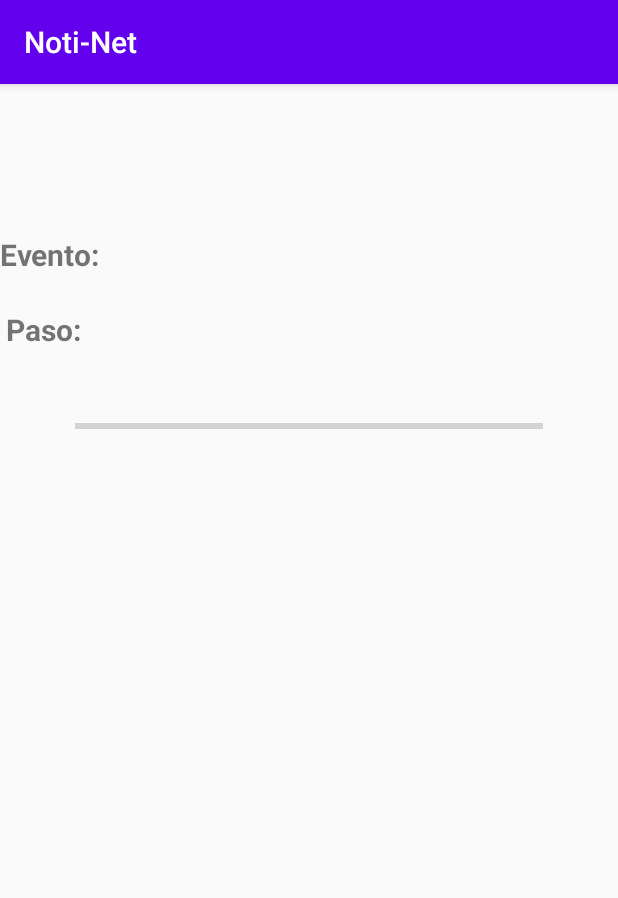
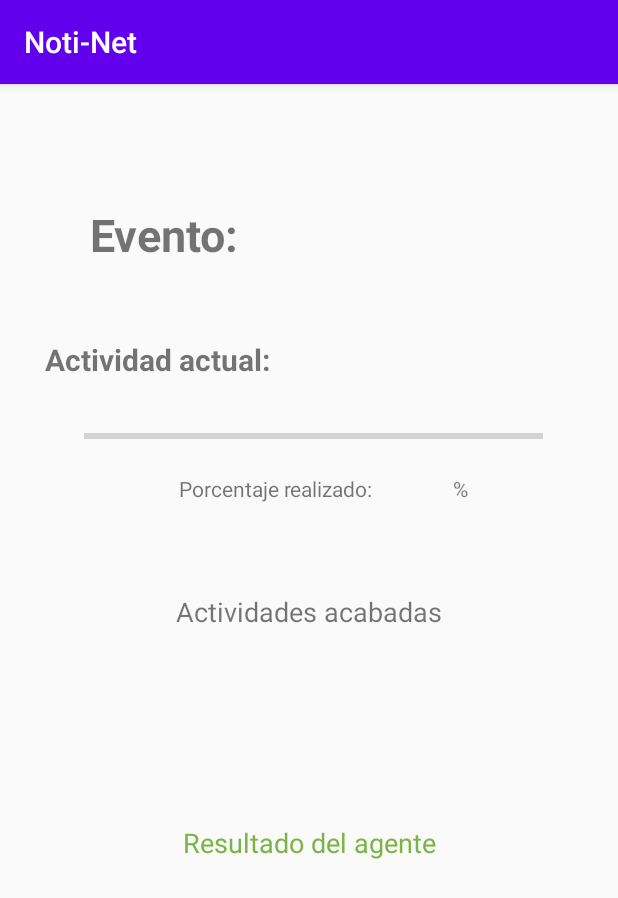
Before and after one commit to AlexanderVerse/Noti-Net, an Android app: the ListEvent screen opened directly, with no data from a screen before it, on a phone screen of 412 x 824 dp. Shown: the top 898 px of the screen. Run offline under Robolectric (Android 15) with nearby library versions, the phone set to English and light mode, and no system bars; 1 statement that could not run was skipped.

Commit message:
WIP: Modifica layout listar eventos

```diff
--- a/app/src/main/java/com/example/noti_net/CreationEvent.java
+++ b/app/src/main/java/com/example/noti_net/CreationEvent.java
@@ -10,7 +10,6 @@ import android.widget.EditText;
 import android.widget.Spinner;
 import android.widget.TextView;
 
-import java.sql.Time;
 import java.util.ArrayList;
 import java.util.Timer;
 import java.util.TimerTask;
@@ -39,7 +38,7 @@ public class CreationEvent extends AppCompatActivity {
         super.onCreate(savedInstanceState);
         setContentView(R.layout.activity_creation_event);
 
-        work = findViewById(R.id.work);
+        work = findViewById(R.id.event);
         step = findViewById(R.id.steps);
         viewSteps = findViewById(R.id.viewSteps);
         String[] group = new String[Creationgroup.group.size()];
--- a/app/src/main/java/com/example/noti_net/ListEvent.java
+++ b/app/src/main/java/com/example/noti_net/ListEvent.java
@@ -7,14 +7,17 @@ import android.os.Bundle;
 import android.view.View;
 import android.widget.ProgressBar;
 import android.widget.TextView;
+import android.widget.Toast;
 
 public class ListEvent extends AppCompatActivity
 {
 
     public static ProgressBar progressBar;
     public static Integer counter = 1;
+    public static Integer porcent;
     public TextView step;
-    public TextView work;
+    public TextView event;
+    public TextView porcentage;
 
     @Override
     protected void onCreate(Bundle savedInstanceState)
@@ -22,14 +25,18 @@ public class ListEvent extends AppCompatActivity
         super.onCreate(savedInstanceState);
         setContentView(R.layout.activity_list_event);
 
-        work = findViewById(R.id.work);
-        work.setText(CreationEvent.nameEvent.get(0));
-        step = findViewById(R.id.step);
+        event = findViewById(R.id.event);
+        event.setText(CreationEvent.nameEvent.get(0));
+        step = findViewById(R.id.activity);
         progressBar = findViewById(R.id.progressBar);
         progressBar.setMax(CreationEvent.numberStepEvent.get(0));
         counter = 1;
+        porcent = 100 / CreationEvent.numberStepEvent.get(0);
         progressBar.setVisibility(View.VISIBLE);
         progressBar.setProgress(0);
+        porcentage = findViewById(R.id.percentage);
+        porcentage.setText(0);
+
         new MyAsyncTask().execute(CreationEvent.numberStepEvent.get(0));
 
     }
@@ -53,11 +60,14 @@ public class ListEvent extends AppCompatActivity
             }
             return "Tarea completa!. =)";
         }
+
         @Override
         protected void onPostExecute(String result)
         {
+            Toast.makeText(ListEvent.this, "Evento terminado con éxito", Toast.LENGTH_LONG).show();
             //ListEvent.progressBar.setVisibility(View.GONE);
         }
+
         @Override
         protected void onPreExecute()
         {
--- a/app/src/main/res/layout/activity_creation_event.xml
+++ b/app/src/main/res/layout/activity_creation_event.xml
@@ -56,7 +56,7 @@
         app:layout_constraintTop_toBottomOf="@+id/textView" />
 
     <EditText
-        android:id="@+id/work"
+        android:id="@+id/event"
         android:layout_width="0dp"
         android:layout_height="wrap_content"
         android:layout_marginStart="30dp"
@@ -81,7 +81,7 @@
         android:inputType="textPersonName"
         app:layout_constraintEnd_toEndOf="parent"
         app:layout_constraintStart_toStartOf="parent"
-        app:layout_constraintTop_toBottomOf="@+id/work" />
+        app:layout_constraintTop_toBottomOf="@+id/event" />
 
     <Button
         android:id="@+id/addStep"
--- a/app/src/main/res/layout/activity_list_event.xml
+++ b/app/src/main/res/layout/activity_list_event.xml
@@ -8,62 +8,133 @@
 
     <ProgressBar
         android:id="@+id/progressBar"
-        style="?android:attr/progressBarStyleHorizontal"
-        android:layout_width="0dp"
-        android:layout_height="wrap_content"
+        style="@style/Widget.AppCompat.ProgressBar.Horizontal"
+        android:layout_width="306dp"
+        android:layout_height="30dp"
         android:layout_marginStart="50dp"
-        android:layout_marginTop="30dp"
+        android:layout_marginTop="10dp"
         android:layout_marginEnd="50dp"
+        android:backgroundTint="#E12727"
+        android:outlineAmbientShadowColor="@color/colorPrimary"
         app:layout_constraintEnd_toEndOf="parent"
         app:layout_constraintHorizontal_bias="1.0"
         app:layout_constraintStart_toStartOf="parent"
-        app:layout_constraintTop_toBottomOf="@+id/step" />
+        app:layout_constraintTop_toBottomOf="@+id/activity" />
+
+    <TextView
+        android:id="@+id/event"
+        android:layout_width="0dp"
+        android:layout_height="40dp"
+        android:layout_marginTop="80dp"
+        android:layout_marginEnd="20dp"
+        android:textSize="24sp"
+        app:layout_constraintEnd_toEndOf="parent"
+        app:layout_constraintHorizontal_bias="0.5"
+        app:layout_constraintStart_toEndOf="@+id/textView4"
+        app:layout_constraintTop_toTopOf="parent" />
 
     <TextView
         android:id="@+id/textView4"
         android:layout_width="wrap_content"
-        android:layout_height="40dp"
-        android:layout_marginTop="100dp"
+        android:layout_height="0dp"
+        android:layout_marginStart="60dp"
+        android:layout_marginTop="80dp"
         android:text="Evento: "
-        android:textSize="20sp"
+        android:textSize="30sp"
         android:textStyle="bold"
-        app:layout_constraintEnd_toStartOf="@+id/work"
+        app:layout_constraintEnd_toStartOf="@+id/event"
         app:layout_constraintHorizontal_bias="0.5"
         app:layout_constraintHorizontal_chainStyle="packed"
         app:layout_constraintStart_toStartOf="parent"
         app:layout_constraintTop_toTopOf="parent" />
 
     <TextView
-        android:id="@+id/work"
-        android:layout_width="0dp"
-        android:layout_height="40dp"
-        android:layout_marginTop="100dp"
-        android:textSize="20sp"
-        app:layout_constraintEnd_toEndOf="parent"
-        app:layout_constraintHorizontal_bias="0.5"
-        app:layout_constraintStart_toEndOf="@+id/textView4"
-        app:layout_constraintTop_toTopOf="parent" />
-
-    <TextView
         android:id="@+id/textView7"
         android:layout_width="wrap_content"
-        android:layout_height="40dp"
-        android:layout_marginStart="4dp"
-        android:layout_marginTop="10dp"
-        android:text="Paso: "
+        android:layout_height="0dp"
+        android:layout_marginStart="30dp"
+        android:layout_marginTop="50dp"
+        android:text="Actividad actual: "
         android:textSize="20sp"
         android:textStyle="bold"
         app:layout_constraintStart_toStartOf="parent"
-        app:layout_constraintTop_toBottomOf="@+id/work" />
+        app:layout_constraintTop_toBottomOf="@+id/event" />
 
     <TextView
-        android:id="@+id/step"
+        android:id="@+id/activity"
         android:layout_width="0dp"
         android:layout_height="40dp"
-        android:layout_marginTop="10dp"
+        android:layout_marginTop="50dp"
         android:layout_marginEnd="10dp"
         android:textSize="20sp"
         app:layout_constraintEnd_toEndOf="parent"
         app:layout_constraintStart_toEndOf="@+id/textView7"
-        app:layout_constraintTop_toBottomOf="@+id/work" />
+        app:layout_constraintTop_toBottomOf="@+id/event" />
+
+    <TextView
+        android:id="@+id/textView6"
+        android:layout_width="wrap_content"
+        android:layout_height="wrap_content"
+        android:layout_marginTop="10dp"
+        android:text="Porcentaje realizado: "
+        app:layout_constraintEnd_toStartOf="@+id/percentage"
+        app:layout_constraintHorizontal_chainStyle="packed"
+        app:layout_constraintStart_toStartOf="parent"
+        app:layout_constraintTop_toBottomOf="@+id/progressBar" />
+
+    <TextView
+        android:id="@+id/percentage"
+        android:layout_width="50dp"
+        android:layout_height="wrap_content"
+        android:layout_marginTop="10dp"
+        app:layout_constraintStart_toEndOf="@+id/textView6"
+        app:layout_constraintTop_toBottomOf="@+id/progressBar" />
+
+    <TextView
+        android:id="@+id/performedActivity"
+        android:layout_width="0dp"
+        android:layout_height="wrap_content"
+        android:layout_marginStart="60dp"
+        android:layout_marginTop="10dp"
+        android:layout_marginEnd="60dp"
+        app:layout_constraintEnd_toEndOf="parent"
+        app:layout_constraintStart_toStartOf="parent"
+        app:layout_constraintTop_toBottomOf="@+id/textView10" />
+
+    <TextView
+        android:id="@+id/textView10"
+        android:layout_width="0dp"
+        android:layout_height="wrap_content"
+        android:layout_marginStart="100dp"
+        android:layout_marginTop="60dp"
+        android:layout_marginEnd="100dp"
+        android:text="Actividades acabadas"
+        android:textAlignment="center"
+        android:textSize="18sp"
+        app:layout_constraintEnd_toEndOf="parent"
+        app:layout_constraintStart_toStartOf="parent"
+        app:layout_constraintTop_toBottomOf="@+id/textView6" />
+
+    <TextView
+        android:id="@+id/textView11"
+        android:layout_width="wrap_content"
+        android:layout_height="wrap_content"
+        android:layout_marginTop="100dp"
+        android:text="Resultado del agente"
+        android:textColor="#7BB446"
+        android:textSize="18sp"
+        app:layout_constraintEnd_toEndOf="parent"
+        app:layout_constraintStart_toStartOf="parent"
+        app:layout_constraintTop_toBottomOf="@+id/performedActivity" />
+
+    <TextView
+        android:id="@+id/textView12"
+        android:layout_width="wrap_content"
+        android:layout_height="wrap_content"
+        android:layout_marginTop="10dp"
+        android:layout_marginEnd="100dp"
+        android:text="%"
+        app:layout_constraintEnd_toEndOf="parent"
+        app:layout_constraintStart_toEndOf="@+id/percentage"
+        app:layout_constraintTop_toBottomOf="@+id/progressBar" />
 </androidx.constraintlayout.widget.ConstraintLayout>
```
